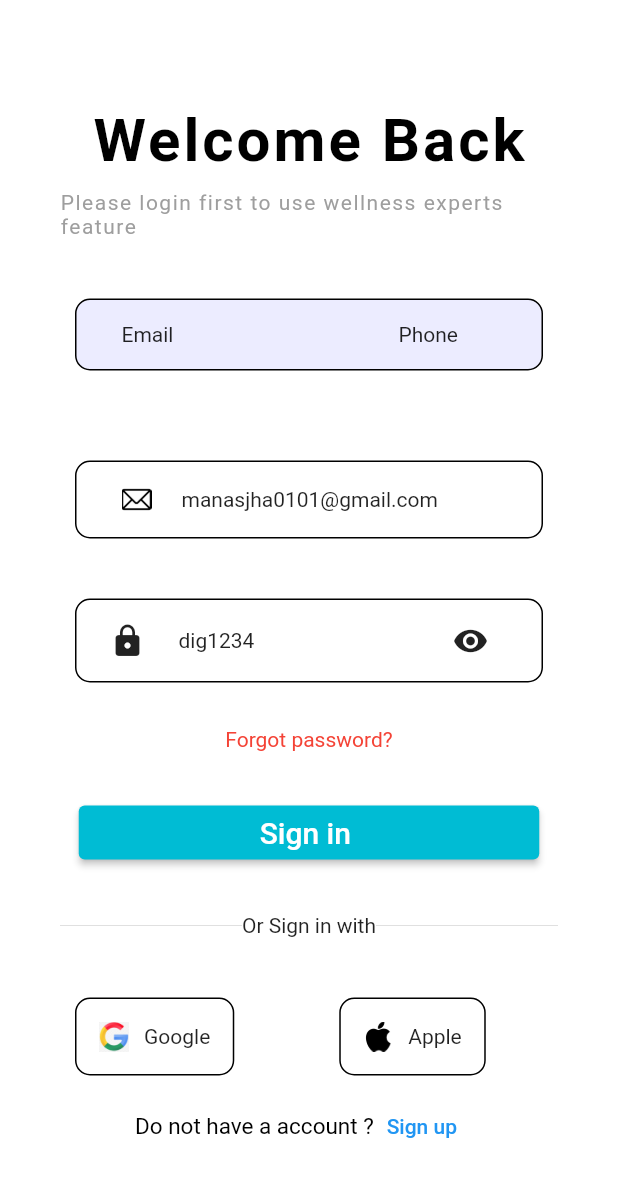
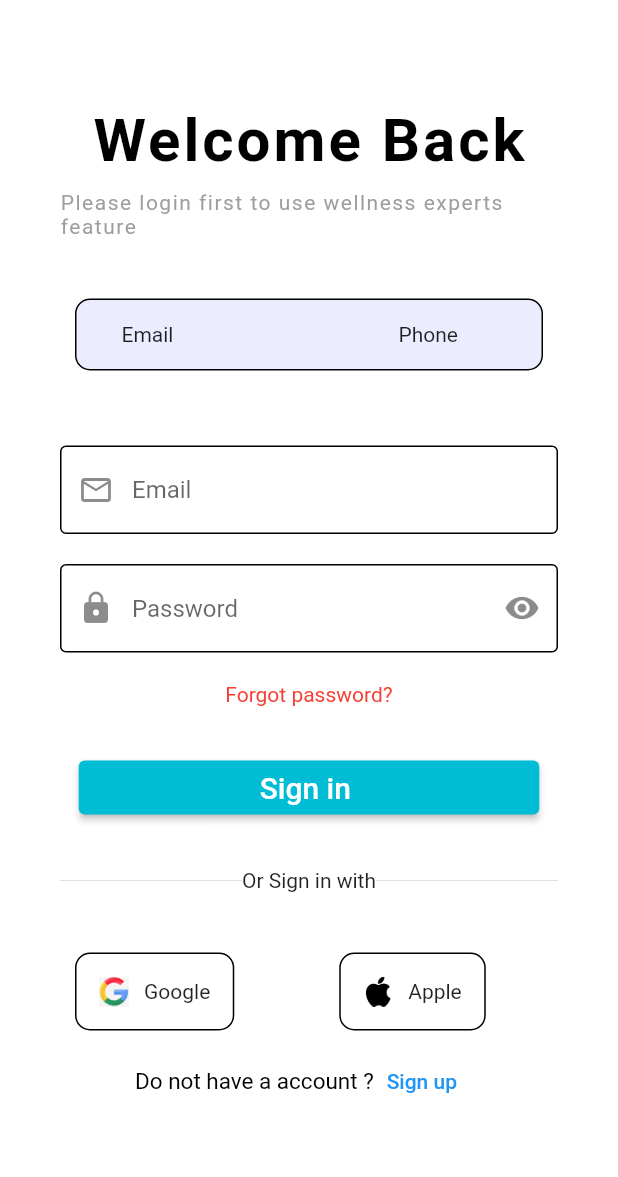
Before and after one commit to iamadi1718/iamadi, a Flutter app: the screen it shows after launch, after a tap on "Sign in", on a phone screen of 412 x 824 dp. Shown: the top 1177 px of the screen. Run offline on Flutter 3.47's test engine with Material 2 defaults, Android fonts, the phone set to English and light mode, and no system bars.

Commit message:
Update login.dart
form

```diff
--- a/lib/login.dart
+++ b/lib/login.dart
@@ -63,46 +63,48 @@ class _LoginscreenState extends State<Loginscreen> {
 
             SizedBox(height: 40.0),
 
-            Container(
-              decoration: BoxDecoration(
-                  border: Border.all(color: Colors.black),
-                  borderRadius: BorderRadius.circular(10)),
-              // height: 70,
-              margin: const EdgeInsets.all(10),
-              padding: EdgeInsets.fromLTRB(30.0, 15.0, 10.0, 15.0),
-              child:Row(
-                children: [
-                  Image.asset(
-                    'lib/email.png',
-                    height: 20.0,
-                    width:20.0,
+            TextField(
+                    decoration: InputDecoration(
+
+
+                      enabledBorder:OutlineInputBorder(
+                        borderSide: BorderSide(color:Colors.black),
+
+
                       ),
-                  SizedBox(width:20.0),
-                  Text('manasjha0101@gmail.com'),
-                ],
+                      border: OutlineInputBorder(
+                        borderRadius: BorderRadius.circular(20.0),
+
+
+                      ),
+                      hintText: 'Email',
+
+                      prefixIcon: Icon(Icons.email_outlined),
+                      fillColor: Colors.white,
+                      filled: true,
+                    )
 
                 ),
 
-            ),
               SizedBox(height: 20.0),
-            Container(
-              decoration: BoxDecoration(
-                  border: Border.all(color: Colors.black),
-                  borderRadius: BorderRadius.circular(10)),
-              // height: 70,
-              margin: const EdgeInsets.all(10),
-              padding: EdgeInsets.fromLTRB(10.0, 3.0, 3.0, 3.0),
-              child:Row(
-                children: [
-                  IconButton(onPressed: (){}, icon: Icon(Icons.lock)),
-                  SizedBox(width:10.0),
-                  Text('dig1234'),
-                  SizedBox(width:120.0),
-                  IconButton(onPressed: (){}, icon: Icon(Icons.remove_red_eye_rounded)),
-                ],
+               TextField(
+                obscureText: true,
+                  autofocus: false,
+                  decoration: InputDecoration(
+
+                    border: OutlineInputBorder(
+                      borderRadius: BorderRadius.circular(20.0),
 
                     ),
+                    enabledBorder: OutlineInputBorder(
+                      borderSide: BorderSide(color: Colors.black),
+                    ),
+                      hintText: "Password",
 
+                      prefixIcon: Icon(Icons.lock),
+                      suffixIcon:
+                        Icon(Icons.remove_red_eye_rounded),
+              ),
                ),
             SizedBox(height:20.0),
             Text('Forgot password?',
```
Lines whose indentation alone changed are shown as unchanged.
